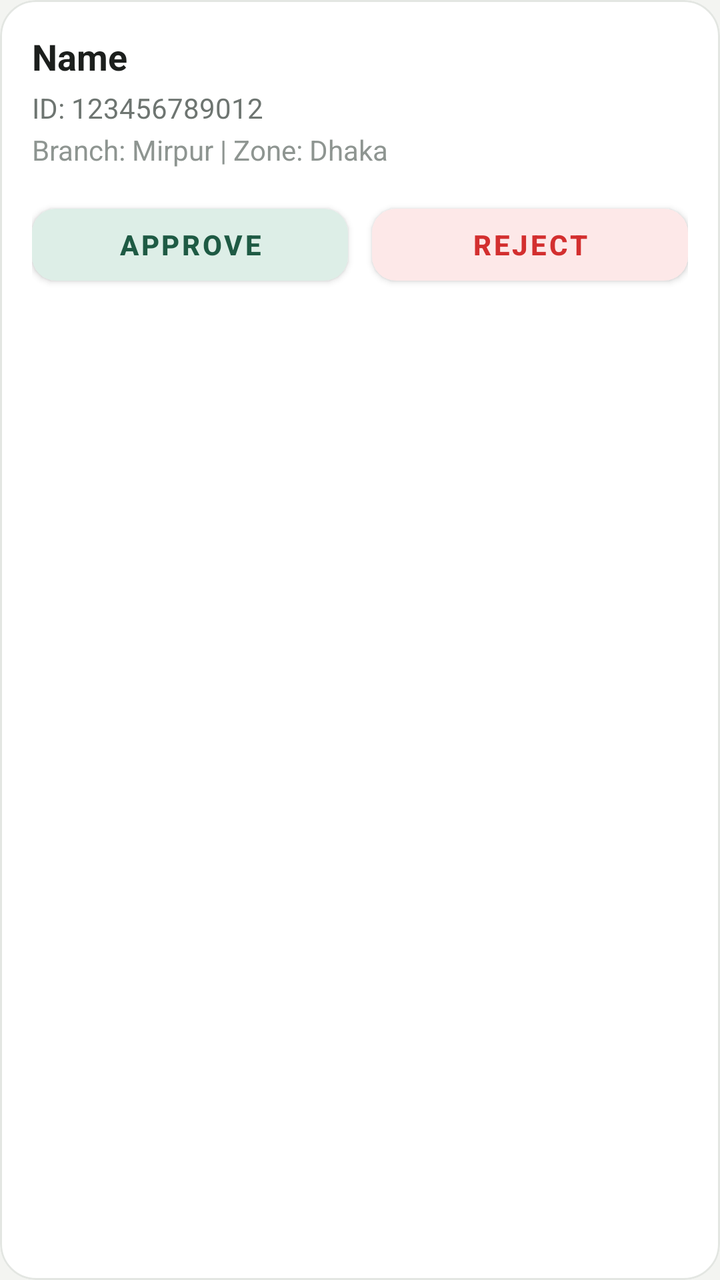
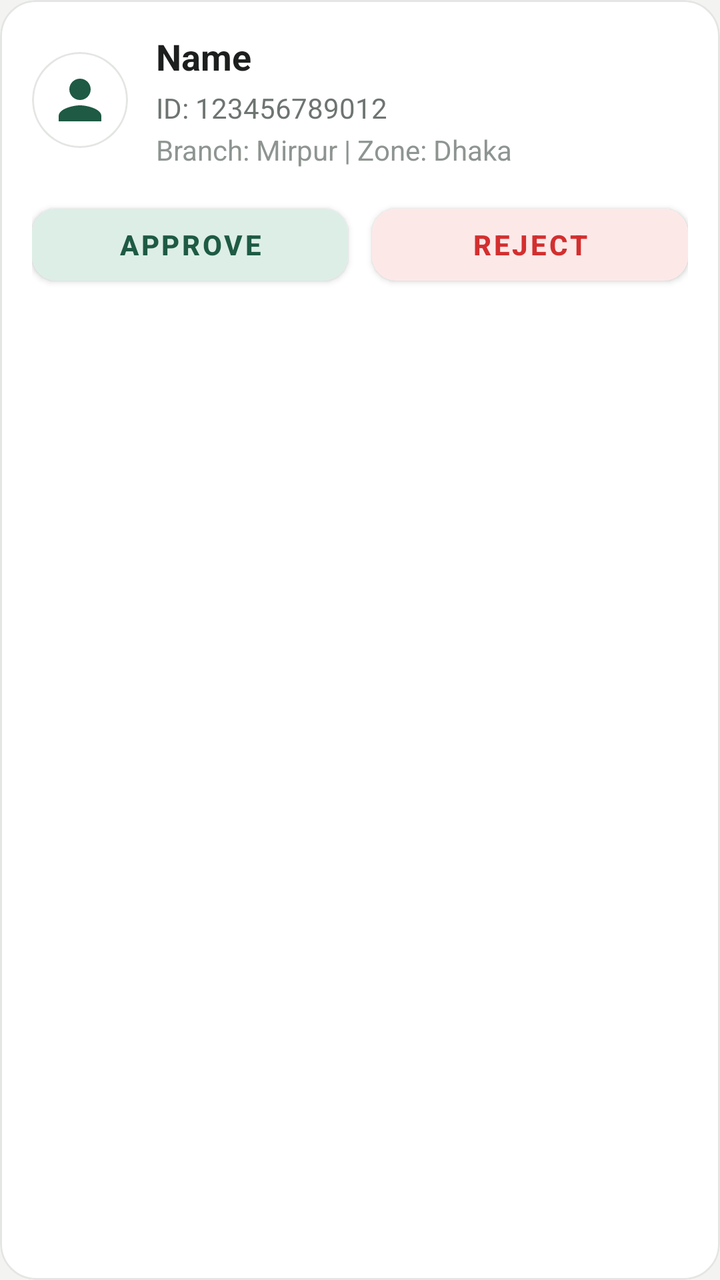

Compare the two renders of this Android layout. The source of the first and the diff that turns it into the second are given below.
<!-- AndroidManifest.xml: application theme Theme.PerformanceTracker -->
<!-- res/layout/item_user_card.xml -->
<?xml version="1.0" encoding="utf-8"?>
<com.google.android.material.card.MaterialCardView
     xmlns:android="http://schemas.android.com/apk/res/android"
     xmlns:app="http://schemas.android.com/apk/res-auto"
     android:layout_height="wrap_content"
     android:layout_width="match_parent"
     android:layout_marginVertical="6dp"
     android:layout_marginHorizontal="16dp"
     app:cardElevation="0dp"
     app:strokeColor="@color/card_stroke"
     app:strokeWidth="1dp"
     app:cardBackgroundColor="@color/surface_card"
     app:cardCornerRadius="18dp">

    <LinearLayout
         android:layout_height="wrap_content"
         android:layout_width="match_parent"
         android:padding="16dp"
         android:orientation="vertical">

        <TextView
             android:layout_height="wrap_content"
             android:layout_width="wrap_content"
             android:textSize="18sp"
             android:textColor="@color/text_primary"
             android:id="@+id/tvUserName"
             android:text="Name"
             android:textStyle="bold" />

        <TextView
             android:layout_height="wrap_content"
             android:layout_width="wrap_content"
             android:textColor="@color/text_secondary"
             android:layout_marginTop="4dp"
             android:id="@+id/tvUserId"
             android:text="ID: 123456789012" />

        <TextView
             android:layout_height="wrap_content"
             android:layout_width="wrap_content"
             android:textColor="@color/text_muted"
             android:layout_marginTop="2dp"
             android:id="@+id/tvUserLocation"
             android:text="Branch: Mirpur | Zone: Dhaka" />

        <LinearLayout
             android:layout_height="wrap_content"
             android:layout_width="match_parent"
             android:weightSum="2"
             android:orientation="horizontal"
             android:layout_marginTop="14dp">

            <com.google.android.material.button.MaterialButton
                 android:layout_height="48dp"
                 android:layout_width="0dp"
                 android:layout_marginEnd="6dp"
                 app:cornerRadius="12dp"
                 app:elevation="0dp"
                 app:backgroundTint="@color/badge_green_bg"
                 android:textColor="@color/badge_green_icon"
                 android:layout_weight="1"
                 android:id="@+id/btnPositive"
                 android:text="APPROVE"
                 android:textStyle="bold" />

            <com.google.android.material.button.MaterialButton
                 android:layout_height="48dp"
                 android:layout_width="0dp"
                 app:cornerRadius="12dp"
                 app:elevation="0dp"
                 app:backgroundTint="@color/badge_red_bg"
                 android:textColor="@color/badge_red_icon"
                 android:layout_marginStart="6dp"
                 android:layout_weight="1"
                 android:id="@+id/btnNegative"
                 android:text="REJECT"
                 android:textStyle="bold" />

        </LinearLayout>

    </LinearLayout>

</com.google.android.material.card.MaterialCardView>
<!-- resources referenced by this layout -->
<resources>
  <color name="badge_green_bg">#DDEEE7</color>
  <color name="badge_green_icon">#1E5A44</color>
  <color name="badge_red_bg">#FDE8E8</color>
  <color name="badge_red_icon">#D32F2F</color>
  <color name="card_stroke">#E3E6E2</color>
  <color name="surface_card">#FFFFFF</color>
  <color name="text_muted">#8E9591</color>
  <color name="text_primary">#1C1F1D</color>
  <color name="text_secondary">#6E7571</color>
  <style name="Theme.PerformanceTracker" parent="Theme.MaterialComponents.Light.NoActionBar">
          <item name="colorPrimary">@color/primary</item>
          <item name="colorPrimaryVariant">@color/primary_dark</item>
          <item name="colorOnPrimary">@color/white</item>
          <item name="android:statusBarColor">@color/background</item>
          <item name="android:windowLightStatusBar">true</item>
          <item name="android:windowBackground">@color/background</item>
          <item name="colorSecondary">@color/secondary</item>
          <item name="colorSurface">@color/surface</item>
          <item name="colorOnSurface">@color/text_primary</item>
          <item name="colorControlNormal">@color/input_stroke_unfocused</item>
          <item name="colorControlActivated">@color/primary</item>
          <item name="android:textColorHint">@color/text_secondary</item>
          <item name="textInputStyle">@style/CustomOutlinedBox</item>
      </style>
  <color name="primary">#1E5A44</color>
  <color name="primary_dark">#154333</color>
  <color name="white">#FFFFFF</color>
  <color name="background">#F3F4F1</color>
  <color name="secondary">#256650</color>
  <color name="surface">#FFFFFF</color>
  <color name="input_stroke_unfocused">#B4BEB8</color>
  <style name="CustomOutlinedBox" parent="Widget.MaterialComponents.TextInputLayout.OutlinedBox">
          <item name="boxStrokeColor">@color/box_stroke_selector</item>
          <item name="boxStrokeWidth">1.5dp</item>
          <item name="boxStrokeWidthFocused">2dp</item>
          <item name="boxBackgroundColor">@color/input_background</item>
          <item name="hintTextColor">@color/primary</item>
          <item name="android:textColorHint">@color/text_secondary</item>
          <item name="boxCornerRadiusTopStart">12dp</item>
          <item name="boxCornerRadiusTopEnd">12dp</item>
          <item name="boxCornerRadiusBottomStart">12dp</item>
          <item name="boxCornerRadiusBottomEnd">12dp</item>
      </style>
  <color name="input_background">#F7FAF8</color>
</resources>

<!-- the commit's change to res/layout/item_user_card.xml (unified diff, before → after) -->
@@ -18,30 +18,64 @@
          android:padding="16dp"
          android:orientation="vertical">
 
-        <TextView
-             android:layout_height="wrap_content"
-             android:layout_width="wrap_content"
-             android:textSize="18sp"
-             android:textColor="@color/text_primary"
-             android:id="@+id/tvUserName"
-             android:text="Name"
-             android:textStyle="bold" />
+        <LinearLayout
+            android:layout_width="match_parent"
+            android:layout_height="wrap_content"
+            android:gravity="center_vertical"
+            android:orientation="horizontal">
 
-        <TextView
-             android:layout_height="wrap_content"
-             android:layout_width="wrap_content"
-             android:textColor="@color/text_secondary"
-             android:layout_marginTop="4dp"
-             android:id="@+id/tvUserId"
-             android:text="ID: 123456789012" />
+            <com.google.android.material.card.MaterialCardView
+                android:layout_width="48dp"
+                android:layout_height="48dp"
+                android:layout_marginEnd="14dp"
+                app:cardCornerRadius="24dp"
+                app:cardElevation="0dp"
+                app:cardBackgroundColor="@color/surface"
+                app:strokeColor="@color/card_stroke"
+                app:strokeWidth="1dp">
 
-        <TextView
-             android:layout_height="wrap_content"
-             android:layout_width="wrap_content"
-             android:textColor="@color/text_muted"
-             android:layout_marginTop="2dp"
-             android:id="@+id/tvUserLocation"
-             android:text="Branch: Mirpur | Zone: Dhaka" />
+                <ImageView
+                    android:id="@+id/ivUserAvatar"
+                    android:layout_width="match_parent"
+                    android:layout_height="match_parent"
+                    android:scaleType="centerCrop"
+                    android:src="@drawable/ic_person"
+                    app:tint="@color/primary"
+                    android:padding="8dp" />
+            </com.google.android.material.card.MaterialCardView>
+
+            <LinearLayout
+                android:layout_width="0dp"
+                android:layout_height="wrap_content"
+                android:layout_weight="1"
+                android:orientation="vertical">
+
+                <TextView
+                     android:layout_height="wrap_content"
+                     android:layout_width="wrap_content"
+                     android:textSize="18sp"
+                     android:textColor="@color/text_primary"
+                     android:id="@+id/tvUserName"
+                     android:text="Name"
+                     android:textStyle="bold" />
+
+                <TextView
+                     android:layout_height="wrap_content"
+                     android:layout_width="wrap_content"
+                     android:textColor="@color/text_secondary"
+                     android:layout_marginTop="4dp"
+                     android:id="@+id/tvUserId"
+                     android:text="ID: 123456789012" />
+
+                <TextView
+                     android:layout_height="wrap_content"
+                     android:layout_width="wrap_content"
+                     android:textColor="@color/text_muted"
+                     android:layout_marginTop="2dp"
+                     android:id="@+id/tvUserLocation"
+                     android:text="Branch: Mirpur | Zone: Dhaka" />
+            </LinearLayout>
+        </LinearLayout>
 
         <LinearLayout
              android:layout_height="wrap_content"
<!-- resource entries referenced after the edit -->
@@ -9,6 +9,16 @@
   <color name="text_muted">#8E9591</color>
   <color name="text_primary">#1C1F1D</color>
   <color name="text_secondary">#6E7571</color>
+  <!-- drawable ic_person (drawable) -->
+  <vector xmlns:android="http://schemas.android.com/apk/res/android"
+      android:width="20dp"
+      android:height="20dp"
+      android:viewportWidth="24"
+      android:viewportHeight="24">
+    <path
+        android:fillColor="@color/primary"
+        android:pathData="M12,12c2.21,0 4,-1.79 4,-4s-1.79,-4 -4,-4 -4,1.79 -4,4 1.79,4 4,4zM12,14c-2.67,0 -8,1.34 -8,4v2h16v-2c0,-2.66 -5.33,-4 -8,-4z"/>
+  </vector>
   <style name="Theme.PerformanceTracker" parent="Theme.MaterialComponents.Light.NoActionBar">
           <item name="colorPrimary">@color/primary</item>
           <item name="colorPrimaryVariant">@color/primary_dark</item>
